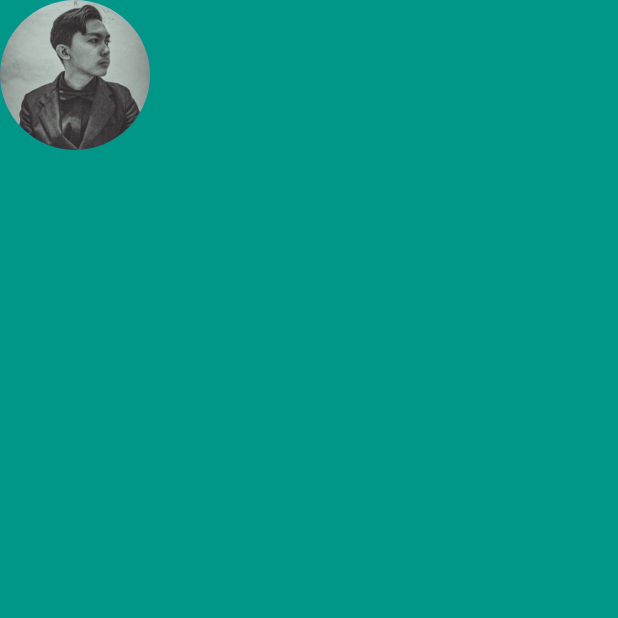
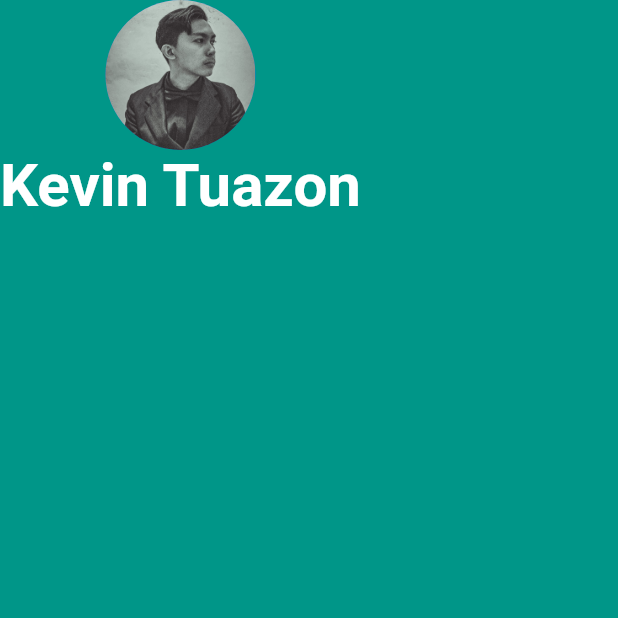
Before and after one commit to kvntzn/mi_card_flutter, a Flutter app: the screen it shows after launch, on a phone screen of 412 x 824 dp, the top half of it. Run offline on Flutter 3.47's test engine with Material 2 defaults, Android fonts, the phone set to English and light mode, and no system bars.

Commit message:
update style

```diff
--- a/lib/main.dart
+++ b/lib/main.dart
@@ -11,12 +11,20 @@ class MyApp extends StatelessWidget {
       home: Scaffold(
         backgroundColor: Colors.teal,
         body: SafeArea(
-          child: Row(
+          child: Column(
             children: [
              CircleAvatar(
                radius: 50,
                backgroundImage: AssetImage('images/kev.jpg'),
-             )
+             ),
+              Text(
+                'Kevin Tuazon',
+                style: TextStyle(
+                  fontSize: 40,
+                  color: Colors.white,
+                  fontWeight: FontWeight.bold
+                ),
+              )
             ],
           ),
         ),
```
